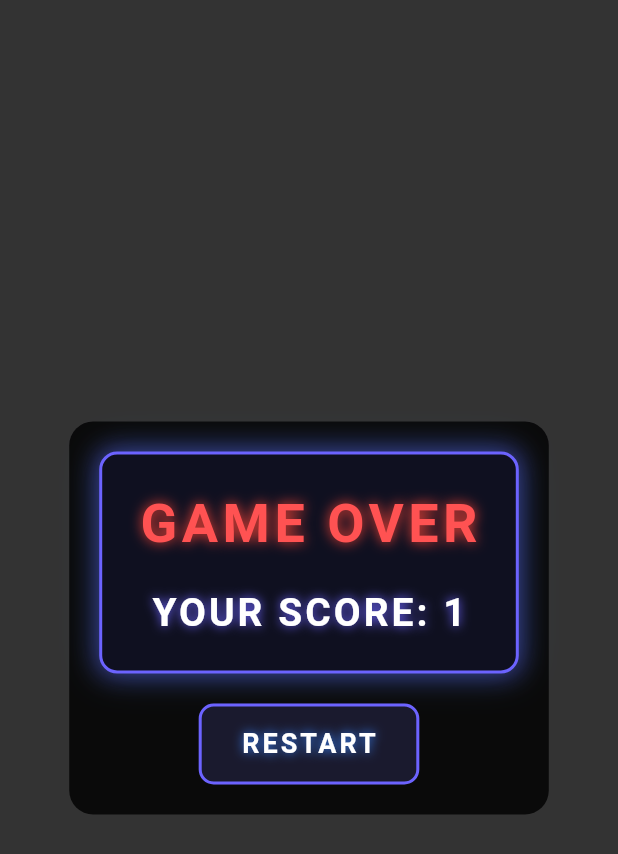
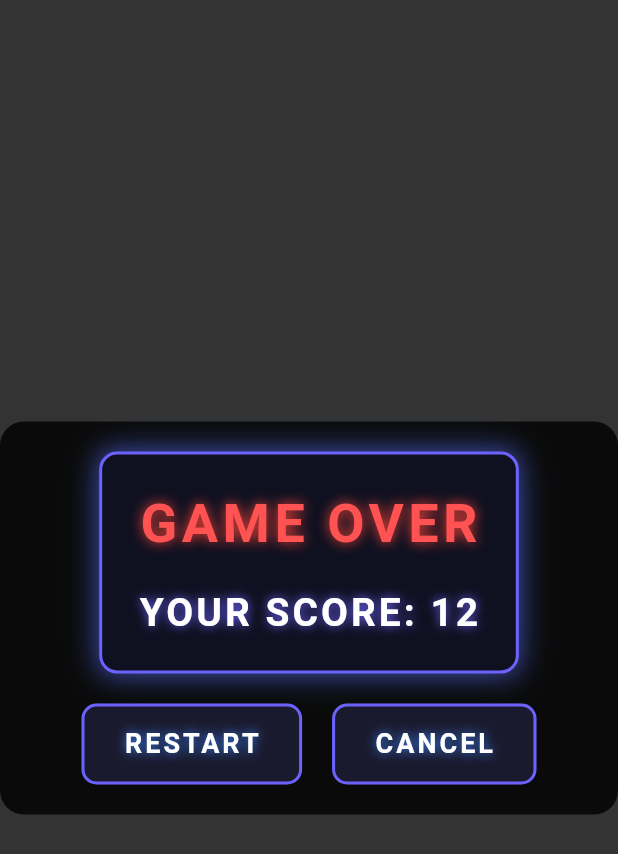
Before and after one commit to Siranosian99/Rhythm_Flux, a Flutter app: the GameOverOverlay widget shown alone on an empty page, opened directly with empty values, after a tap on "RESTART", on a phone screen of 412 x 824 dp. Shown: the top 854 px of the screen. Run offline on Flutter 3.47's test engine with Material 3 defaults, Android fonts, the phone set to English and light mode, and no system bars; our stand-ins replace dio, google_fonts, just_audio, jwt_decoder, lottie, shared_preferences; missing offline and left inert: flame, flame_audio, jwt_decode; accounts and stored records are empty; network calls fail.

```diff
--- a/lib/constant/app_texts.dart
+++ b/lib/constant/app_texts.dart
@@ -6,7 +6,10 @@ class AppTexts{
   static const scores= "Scores";
   static const signup="Create Account";
   static const signup2="Sign Up";
-
+static const gameOver="GAME OVER";
+static const yourScore="YOUR SCORE";
+static const restart= "RESTART";
+static const cancel= "CANCEL";
   static const login ="Login";
   static const email= "Enter Your email";
   static const password= "Enter Your password";
--- a/lib/game/game_screen.dart
+++ b/lib/game/game_screen.dart
@@ -10,7 +10,6 @@ import '../widgets/door_widget.dart';
 
 class MyGame extends FlameGame with HasCollisionDetection ,HasGameRef<MyGame> {
   bool isGameOver = false;
-
   final GameState state = GameState();
 
   @override
@@ -32,15 +31,21 @@ class MyGame extends FlameGame with HasCollisionDetection ,HasGameRef<MyGame> {
 
     overlays.add('GameOver');
   }
-// void resetGame() {
-//   children.clear();
-//   isGameOver = false;
-//
-//   add(Player());
-//   add(Enemy());
-//
-//   overlays.remove('GameOver');
-//   resumeEngine();
-// }
-//
+  void resetGame() {
+    isGameOver = false;
+    removeAll(children);
+
+    game.state.score = 0;
+
+    add(Player());
+    add(Square());
+    add(ScoreBoard());
+    resumeEngine();
+
+    overlays.remove('GameOver');
+
+  }
+  void exitToMenu(){
+
+  }
 }
--- a/lib/game/score_board.dart
+++ b/lib/game/score_board.dart
@@ -4,9 +4,9 @@ import 'package:flame/text.dart';
 import 'package:flutter/material.dart';
 import 'package:google_fonts/google_fonts.dart';
 import 'package:rhythm_flux/game/game_screen.dart';
+import 'package:rhythm_flux/states/score_state.dart';
 
 class ScoreBoard extends TextComponent with  CollisionCallbacks,HasGameRef<MyGame>{
-  static int score = 1;
   ScoreBoard() : super();
 
   @override
--- a/lib/screens/play_screen.dart
+++ b/lib/screens/play_screen.dart
@@ -20,6 +20,7 @@ class _PlayScreenState extends State<PlayScreen> {
           'GameOver': (context,game) {
             return GameOverOverlay(game:game as MyGame);
           },
+
         },
       ),
     );
--- a/lib/service/user_service/users.dart
+++ b/lib/service/user_service/users.dart
@@ -83,8 +83,7 @@ class UserService{
         _tokenHelper.tokenLocalSaver(response.data['accessToken']);
         _tokenHelper.refreshTokenLocalSaver(response.data['user']['refreshToken']);
         _tokenHelper.userIdLocalSaver(response.data['user']['_id']);
-        print("accsses token:-----0------${response.data['accessToken']}");
-        print("-----1------${response.data}");
+
         return true;
       }
     } on DioException catch (e) {
@@ -106,11 +105,8 @@ class UserService{
         // DecoderUtils.decoder(response.data['user']['accessToken']);
         final VerifiedValue= DecoderUtils.decoder(response.data['user']['accessToken']);
 
-        print("fucking sex:${VerifiedValue}");
         await DecoderUtils.isVerifySaver(VerifiedValue);
         final isVerified=await DecoderUtils.isVerifiedToken();
-        print("isVerified:$isVerified");
-        print(response.data);
       }
 
     } on DioException catch (e) {
--- a/lib/states/score_state.dart
+++ b/lib/states/score_state.dart
@@ -1,5 +1,5 @@
 class GameState {
-  int score = 0;
+  int score = 12;
   void addScore() {
     score++;
   }
--- a/lib/widgets/door_widget.dart
+++ b/lib/widgets/door_widget.dart
@@ -149,7 +149,7 @@ class Paddle extends RectangleComponent
   void onCollisionStart(Set<Vector2> points, PositionComponent other) {
     if (other is Player) {
       gameRef.gameOver();
-      game.state.addScore();
+      // game.state.addScore();
       game.add(
         ParticleSystemComponent(
           position: points.first,
--- a/lib/widgets/game_over_widget.dart
+++ b/lib/widgets/game_over_widget.dart
@@ -1,4 +1,5 @@
 import 'package:flutter/material.dart';
+import 'package:rhythm_flux/constant/app_texts.dart';
 import 'package:rhythm_flux/game/game_screen.dart';
 import 'package:rhythm_flux/game/score_board.dart';
 import 'package:rhythm_flux/widgets/restart_button_widget.dart';
@@ -62,8 +63,7 @@ class GameOverOverlay extends StatelessWidget {
                   const SizedBox(height: 16),
 
                   // SCORE
-                  Text(
-                    "YOUR SCORE: ${ScoreBoard.score}",
+                  Text("${AppTexts.yourScore}: ${game.state.score}",
                     style: const TextStyle(
                       fontSize: 26,
                       color: Colors.white,
@@ -81,8 +81,20 @@ class GameOverOverlay extends StatelessWidget {
               ),
             ),
             const SizedBox(height: 20),
+            Row(
+              crossAxisAlignment: CrossAxisAlignment.center,
+              mainAxisAlignment: MainAxisAlignment.center,
+              children: [
+                EButtons(buttonText:AppTexts.restart,onPressed:(){
+                  game.resetGame();
+                },),
+                const SizedBox(width: 20),
+                EButtons(buttonText:AppTexts.cancel,onPressed:(){
+                  game.resetGame();
+                },),
+              ],
+            ),
 
-            RestartButton(onPressed:(){},),
           ],
         ),
       ),
--- a/lib/widgets/restart_button_widget.dart
+++ b/lib/widgets/restart_button_widget.dart
@@ -1,18 +1,19 @@
 import 'package:flutter/material.dart';
 
-class RestartButton extends StatelessWidget {
+class EButtons extends StatelessWidget {
   final VoidCallback onPressed;
-  const RestartButton({
+  final  String buttonText;
+  const EButtons({
     super.key,
-    required this.onPressed
+    required this.onPressed,
+    required this.buttonText
   });
 
   @override
   Widget build(BuildContext context) {
     return TextButton(
-      onPressed: () {
-       onPressed;
-      },
+      onPressed:
+       onPressed,
       style: TextButton.styleFrom(
         padding: const EdgeInsets.symmetric(horizontal: 28, vertical: 14),
         backgroundColor: const Color(0xFF1A1A2E),
@@ -24,8 +25,8 @@ class RestartButton extends StatelessWidget {
           ),
         ),
       ),
-      child: const Text(
-        "RESTART",
+      child:  Text(
+      buttonText,
         style: TextStyle(
           color: Colors.white,
           fontSize: 18,
```
Also changed, not shown: pubspec.lock.
